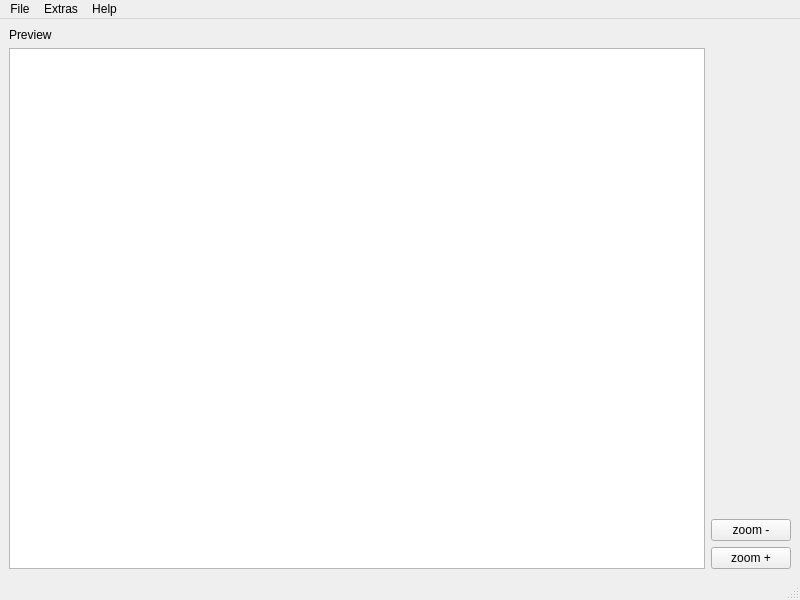
This is gui/mainwindow.ui in jschleic/simple-STORM as Qt 5 draws it before an edit. The edited form follows.
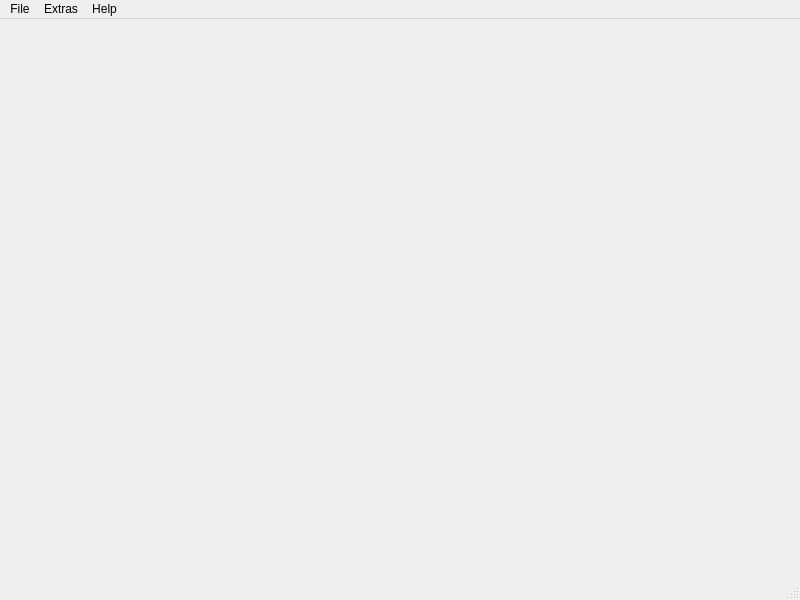
This is the edited form. Custom widgets are drawn as their Qt base class.

Commit message: gui: empty files as Model-View-Controller QtApplication

The edit to the form file:
```diff
--- a/gui/mainwindow.ui
+++ b/gui/mainwindow.ui
@@ -13,64 +13,8 @@
   <property name="windowTitle">
    <string>ColorComposer</string>
   </property>
-  <widget class="QWidget" name="centralwidget">
-   <layout class="QGridLayout" name="gridLayout" columnstretch="20,0">
-    <item row="0" column="0">
-     <layout class="QVBoxLayout" name="verticalLayout_2">
-      <property name="sizeConstraint">
-       <enum>QLayout::SetMaximumSize</enum>
-      </property>
-      <item>
-       <widget class="QLabel" name="label">
-        <property name="text">
-         <string>Preview</string>
-        </property>
-       </widget>
-      </item>
-      <item>
-       <widget class="QGraphicsView" name="graphicsView"/>
-      </item>
-     </layout>
-    </item>
-    <item row="0" column="1">
-     <layout class="QVBoxLayout" name="verticalLayout_3">
-      <item>
-       <widget class="QLabel" name="statsIntensity">
-        <property name="text">
-         <string/>
-        </property>
-       </widget>
-      </item>
-      <item>
-       <spacer name="verticalSpacer">
-        <property name="orientation">
-         <enum>Qt::Vertical</enum>
-        </property>
-        <property name="sizeHint" stdset="0">
-         <size>
-          <width>20</width>
-          <height>40</height>
-         </size>
-        </property>
-       </spacer>
-      </item>
-      <item>
-       <widget class="QPushButton" name="zoomOutButton">
-        <property name="text">
-         <string>zoom -</string>
-        </property>
-       </widget>
-      </item>
-      <item>
-       <widget class="QPushButton" name="zoomInButton">
-        <property name="text">
-         <string>zoom +</string>
-        </property>
-       </widget>
-      </item>
-     </layout>
-    </item>
-   </layout>
+  <widget class="MainView" name="m_mainView">
+   <layout class="QGridLayout" name="gridLayout" columnstretch="0"/>
   </widget>
   <widget class="QMenuBar" name="menubar">
    <property name="geometry">
@@ -156,6 +100,14 @@
    </property>
   </action>
  </widget>
+ <customwidgets>
+  <customwidget>
+   <class>MainView</class>
+   <extends>QWidget</extends>
+   <header>mainview.h</header>
+   <container>1</container>
+  </customwidget>
+ </customwidgets>
  <resources/>
  <connections/>
 </ui>
```
The commit also changes 9 other files.
